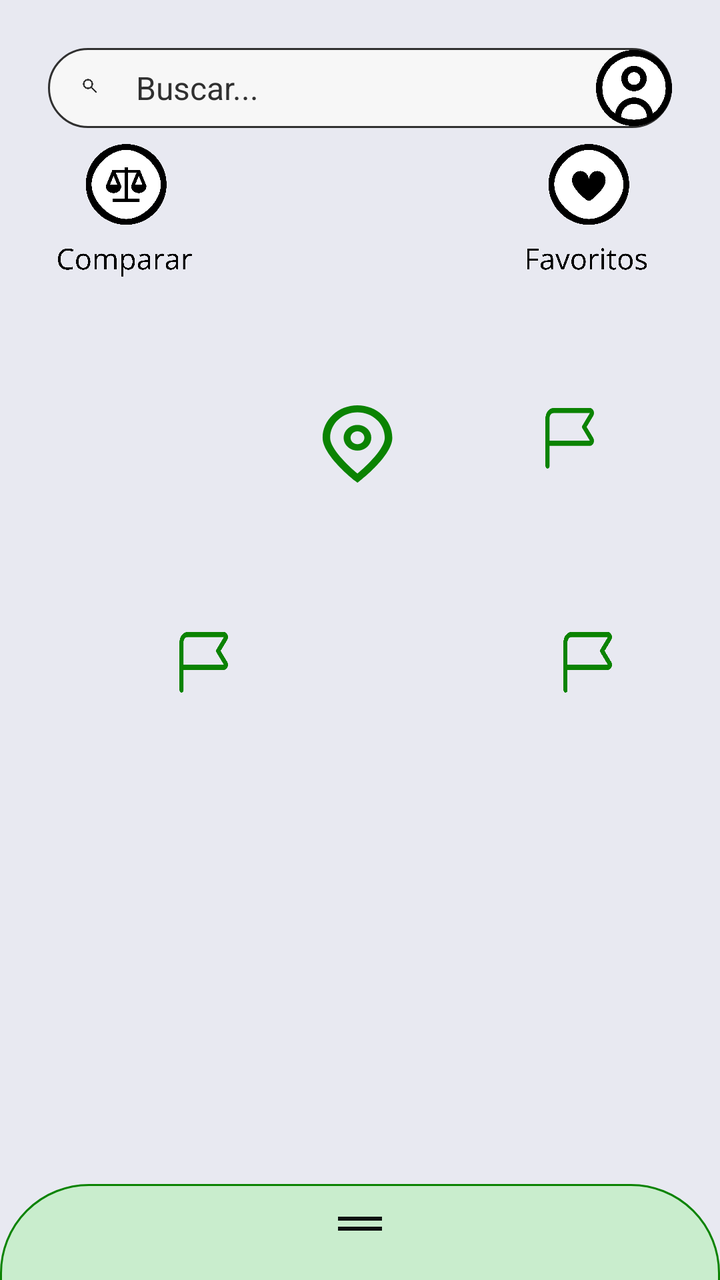
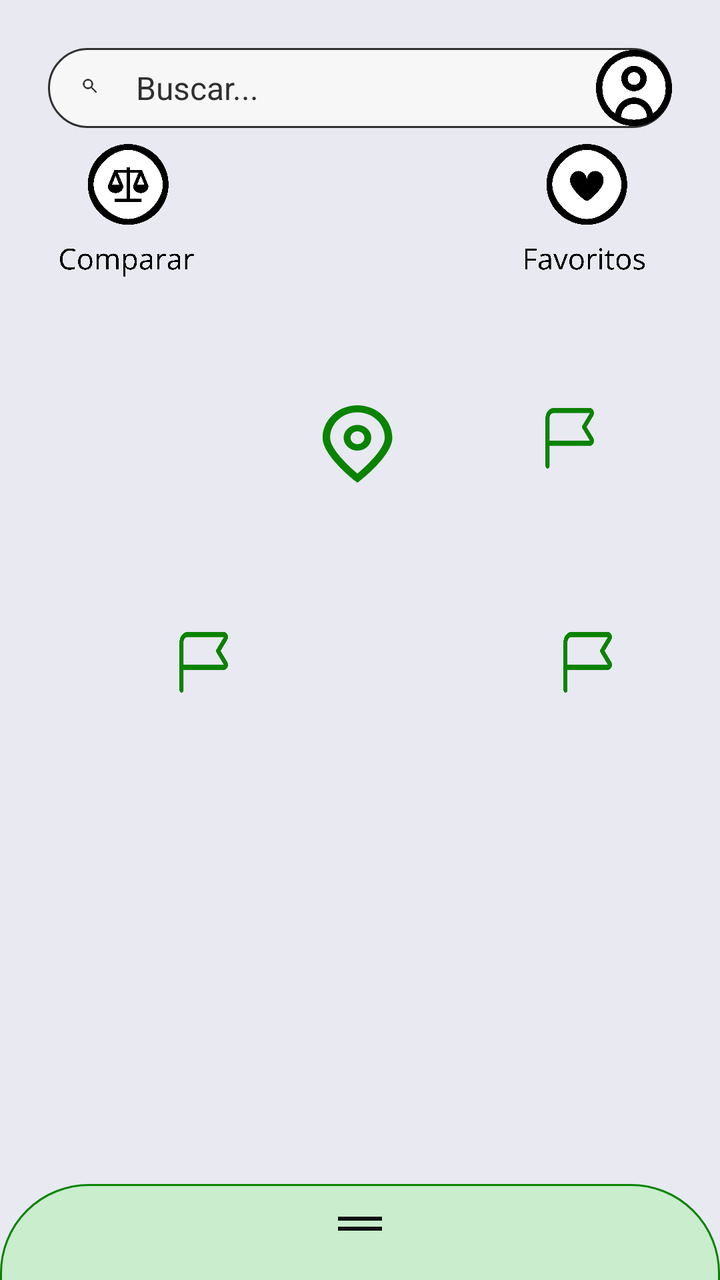

Two renders of the same Android screen: before a commit and after it. Below are the layout's source before the change and the commit's diff.
<!-- AndroidManifest.xml: application theme Theme.ApptosMetodologias -->
<!-- res/layout/activity_inicio.xml -->
<?xml version="1.0" encoding="utf-8"?>
<androidx.coordinatorlayout.widget.CoordinatorLayout xmlns:android="http://schemas.android.com/apk/res/android"
    xmlns:app="http://schemas.android.com/apk/res-auto"
    xmlns:tools="http://schemas.android.com/tools"
    android:id="@+id/main"
    android:layout_width="match_parent"
    android:layout_height="match_parent"
    android:background="@color/map_background"
    tools:context=".InicioActivity">

    
    <FrameLayout
        android:id="@+id/mapContainer"
        android:layout_width="match_parent"
        android:layout_height="match_parent"
        android:background="@color/map_background">

        <ImageButton
            android:id="@+id/btnUbicacion"
            android:layout_width="44dp"
            android:layout_height="44dp"
            android:layout_marginStart="158dp"
            android:layout_marginTop="200dp"
            android:background="?attr/selectableItemBackgroundBorderless"
            android:contentDescription="@string/cd_mi_ubicacion"
            android:scaleType="fitCenter"
            android:src="@drawable/ic_ubicacion" />

        <ImageButton
            android:id="@+id/btnBandera1"
            android:layout_width="44dp"
            android:layout_height="44dp"
            android:layout_marginStart="263dp"
            android:layout_marginTop="198dp"
            android:background="?attr/selectableItemBackgroundBorderless"
            android:contentDescription="@string/cd_restaurante_mapa"
            android:padding="6dp"
            android:scaleType="fitCenter"
            android:src="@drawable/ic_bandera" />

        <ImageButton
            android:id="@+id/btnBandera2"
            android:layout_width="44dp"
            android:layout_height="44dp"
            android:layout_marginStart="80dp"
            android:layout_marginTop="310dp"
            android:background="?attr/selectableItemBackgroundBorderless"
            android:contentDescription="@string/cd_restaurante_mapa"
            android:padding="6dp"
            android:scaleType="fitCenter"
            android:src="@drawable/ic_bandera" />

        <ImageButton
            android:id="@+id/btnBandera3"
            android:layout_width="44dp"
            android:layout_height="44dp"
            android:layout_marginStart="272dp"
            android:layout_marginTop="310dp"
            android:background="?attr/selectableItemBackgroundBorderless"
            android:contentDescription="@string/cd_restaurante_mapa"
            android:padding="6dp"
            android:scaleType="fitCenter"
            android:src="@drawable/ic_bandera" />
    </FrameLayout>

    
    <LinearLayout
        android:layout_width="match_parent"
        android:layout_height="wrap_content"
        android:orientation="vertical"
        android:paddingHorizontal="24dp"
        android:paddingTop="24dp">

        
        <LinearLayout
            android:layout_width="match_parent"
            android:layout_height="40dp"
            android:background="@drawable/bg_barra_busqueda"
            android:gravity="center_vertical"
            android:orientation="horizontal"
            android:paddingStart="12dp">

            <ImageView
                android:layout_width="20dp"
                android:layout_height="20dp"
                android:contentDescription="@string/cd_buscar"
                android:src="@drawable/ic_search" />

            <EditText
                android:id="@+id/etBuscar"
                android:layout_width="0dp"
                android:layout_height="match_parent"
                android:layout_marginStart="12dp"
                android:layout_weight="1"
                android:background="@null"
                android:hint="@string/inicio_buscar_hint"
                android:imeOptions="actionSearch"
                android:inputType="text"
                android:textColor="@color/text_primary"
                android:textColorHint="@color/neutral_650"
                android:textSize="16sp" />

            <ImageButton
                android:id="@+id/btnPerfil"
                android:layout_width="38dp"
                android:layout_height="38dp"
                android:background="?attr/selectableItemBackgroundBorderless"
                android:contentDescription="@string/cd_perfil"
                android:scaleType="fitCenter"
                android:src="@drawable/ic_perfil" />
        </LinearLayout>

        
        <FrameLayout
            android:layout_width="match_parent"
            android:layout_height="wrap_content"
            android:layout_marginTop="8dp">

            <LinearLayout
                android:id="@+id/btnComparar"
                android:layout_width="wrap_content"
                android:layout_height="wrap_content"
                android:layout_gravity="start"
                android:background="?attr/selectableItemBackground"
                android:clickable="true"
                android:focusable="true"
                android:gravity="center_horizontal"
                android:orientation="vertical">

                <ImageView
                    android:layout_width="wrap_content"
                    android:layout_height="70dp"
                    android:adjustViewBounds="true"
                    android:contentDescription="@string/inicio_comparar"
                    android:src="@drawable/ic_comparar" />
            </LinearLayout>

            <LinearLayout
                android:id="@+id/btnFavoritos"
                android:layout_width="wrap_content"
                android:layout_height="wrap_content"
                android:layout_gravity="end"
                android:background="?attr/selectableItemBackground"
                android:clickable="true"
                android:focusable="true"
                android:gravity="center_horizontal"
                android:orientation="vertical">

                <ImageView
                    android:layout_width="wrap_content"
                    android:layout_height="70dp"
                    android:adjustViewBounds="true"
                    android:contentDescription="@string/inicio_favoritos"
                    android:src="@drawable/ic_favoritos" />
            </LinearLayout>
        </FrameLayout>
    </LinearLayout>

    
    <LinearLayout
        android:id="@+id/bottomSheet"
        android:layout_width="match_parent"
        android:layout_height="match_parent"
        android:background="@drawable/bg_panel"
        android:orientation="vertical"
        app:behavior_expandedOffset="130dp"
        app:behavior_fitToContents="false"
        app:behavior_halfExpandedRatio="0.4"
        app:behavior_hideable="false"
        app:behavior_peekHeight="48dp"
        app:layout_behavior="com.google.android.material.bottomsheet.BottomSheetBehavior">

        
        <LinearLayout
            android:id="@+id/handle"
            android:layout_width="match_parent"
            android:layout_height="40dp"
            android:contentDescription="@string/cd_desplegar"
            android:gravity="center"
            android:orientation="vertical">

            <View
                android:layout_width="22dp"
                android:layout_height="2dp"
                android:background="@color/neutral_950" />

            <View
                android:layout_width="22dp"
                android:layout_height="2dp"
                android:layout_marginTop="3dp"
                android:background="@color/neutral_950" />
        </LinearLayout>

        
        <LinearLayout
            android:id="@+id/llCabeceraComparar"
            android:layout_width="match_parent"
            android:layout_height="wrap_content"
            android:gravity="center_vertical"
            android:orientation="horizontal"
            android:paddingStart="16dp"
            android:paddingEnd="8dp"
            android:visibility="gone">

            <TextView
                android:id="@+id/tvSeleccionados"
                android:layout_width="0dp"
                android:layout_height="wrap_content"
                android:layout_weight="1"
                android:fontFamily="sans-serif-medium"
                android:textColor="@color/text_primary"
                android:textSize="16sp" />

            <ImageButton
                android:id="@+id/btnCancelarComparar"
                android:layout_width="36dp"
                android:layout_height="36dp"
                android:background="?attr/selectableItemBackgroundBorderless"
                android:contentDescription="@string/cd_cerrar"
                android:padding="10dp"
                android:scaleType="fitCenter"
                android:src="@drawable/ic_cerrar" />
        </LinearLayout>

        
        <androidx.recyclerview.widget.RecyclerView
            android:id="@+id/rvRestaurantes"
            android:layout_width="match_parent"
            android:layout_height="0dp"
            android:layout_weight="1"
            android:clipToPadding="false"
            android:paddingHorizontal="8dp"
            android:paddingTop="4dp"
            android:paddingBottom="16dp"
            tools:listitem="@layout/item_restaurante" />

        
        <androidx.core.widget.NestedScrollView
            android:id="@+id/svComparacion"
            android:layout_width="match_parent"
            android:layout_height="0dp"
            android:layout_weight="1"
            android:visibility="gone">

            <LinearLayout
                android:layout_width="match_parent"
                android:layout_height="wrap_content"
                android:layout_margin="8dp"
                android:background="@drawable/bg_comparacion"
                android:orientation="vertical"
                android:padding="14dp">

                <include
                    android:id="@+id/comparacion1"
                    layout="@layout/item_comparacion"
                    android:layout_width="match_parent"
                    android:layout_height="216dp" />

                <include
                    android:id="@+id/comparacion2"
                    layout="@layout/item_comparacion"
                    android:layout_width="match_parent"
                    android:layout_height="216dp"
                    android:layout_marginTop="12dp" />
            </LinearLayout>
        </androidx.core.widget.NestedScrollView>
    </LinearLayout>

    
    <com.google.android.material.button.MaterialButton
        android:id="@+id/btnCompararFlotante"
        style="@style/Widget.App.Button.Primary"
        android:layout_gravity="top|center_horizontal"
        android:layout_marginBottom="10dp"
        android:text="@string/comparar_button"
        android:visibility="gone"
        app:layout_anchor="@id/bottomSheet"
        app:layout_anchorGravity="top|center_horizontal" />

</androidx.coordinatorlayout.widget.CoordinatorLayout>
<!-- res/layout/item_restaurante.xml (included above) -->
<?xml version="1.0" encoding="utf-8"?>
<LinearLayout xmlns:android="http://schemas.android.com/apk/res/android"
    android:layout_width="match_parent"
    android:layout_height="wrap_content"
    android:layout_marginBottom="20dp"
    android:background="@drawable/bg_tarjeta"
    android:clickable="true"
    android:focusable="true"
    android:foreground="?attr/selectableItemBackground"
    android:orientation="vertical"
    android:padding="8dp">

    
    <LinearLayout
        android:layout_width="match_parent"
        android:layout_height="wrap_content"
        android:gravity="center_vertical"
        android:orientation="horizontal">

        <LinearLayout
            android:layout_width="0dp"
            android:layout_height="wrap_content"
            android:layout_weight="1"
            android:orientation="vertical">

            <TextView
                android:id="@+id/tvNombre"
                android:layout_width="match_parent"
                android:layout_height="wrap_content"
                android:ellipsize="end"
                android:fontFamily="sans-serif-medium"
                android:maxLines="1"
                android:textColor="@color/text_primary"
                android:textSize="18sp" />

            <TextView
                android:id="@+id/tvHorarioDireccion"
                android:layout_width="match_parent"
                android:layout_height="wrap_content"
                android:ellipsize="end"
                android:fontFamily="sans-serif-light"
                android:maxLines="1"
                android:textColor="@color/neutral_650"
                android:textSize="14sp" />
        </LinearLayout>

        <TextView
            android:id="@+id/tvValoracion"
            android:layout_width="wrap_content"
            android:layout_height="wrap_content"
            android:layout_marginStart="5dp"
            android:fontFamily="sans-serif-medium"
            android:textColor="@color/amarillo_955"
            android:textSize="15sp" />

        <ImageButton
            android:id="@+id/btnReportar"
            android:layout_width="24dp"
            android:layout_height="24dp"
            android:layout_marginStart="5dp"
            android:background="?attr/selectableItemBackgroundBorderless"
            android:contentDescription="@string/cd_reportar"
            android:padding="4dp"
            android:scaleType="fitCenter"
            android:src="@drawable/ic_reportar" />

        <ImageButton
            android:id="@+id/btnFavorito"
            android:layout_width="24dp"
            android:layout_height="24dp"
            android:background="?attr/selectableItemBackgroundBorderless"
            android:contentDescription="@string/cd_favorito_add"
            android:padding="4dp"
            android:scaleType="fitCenter"
            android:src="@drawable/ic_favoritos_add" />
    </LinearLayout>

    
    <HorizontalScrollView
        android:layout_width="match_parent"
        android:layout_height="96dp"
        android:layout_marginTop="10dp"
        android:scrollbars="none">

        <LinearLayout
            android:layout_width="wrap_content"
            android:layout_height="match_parent"
            android:orientation="horizontal">

            <ImageView
                android:id="@+id/ivFoto1"
                android:layout_width="144dp"
                android:layout_height="match_parent"
                android:background="@color/neutral_250"
                android:contentDescription="@null"
                android:scaleType="centerCrop" />

            <ImageView
                android:id="@+id/ivFoto2"
                android:layout_width="144dp"
                android:layout_height="match_parent"
                android:layout_marginStart="8dp"
                android:background="@color/neutral_250"
                android:contentDescription="@null"
                android:scaleType="centerCrop" />

            <ImageView
                android:id="@+id/ivFoto3"
                android:layout_width="144dp"
                android:layout_height="match_parent"
                android:layout_marginStart="8dp"
                android:background="@color/neutral_250"
                android:contentDescription="@null"
                android:scaleType="centerCrop" />
        </LinearLayout>
    </HorizontalScrollView>
</LinearLayout>
<!-- res/layout/item_comparacion.xml (included above) -->
<?xml version="1.0" encoding="utf-8"?>
<LinearLayout xmlns:android="http://schemas.android.com/apk/res/android"
    android:layout_width="match_parent"
    android:layout_height="216dp"
    android:background="@drawable/bg_tarjeta_comparacion"
    android:orientation="vertical"
    android:paddingHorizontal="12dp"
    android:paddingVertical="10dp">

    
    <LinearLayout
        android:layout_width="match_parent"
        android:layout_height="wrap_content"
        android:gravity="center_vertical"
        android:orientation="horizontal">

        <LinearLayout
            android:layout_width="0dp"
            android:layout_height="wrap_content"
            android:layout_weight="1"
            android:orientation="vertical">

            <TextView
                android:id="@+id/tvCompNombre"
                android:layout_width="match_parent"
                android:layout_height="wrap_content"
                android:ellipsize="end"
                android:fontFamily="sans-serif-medium"
                android:maxLines="1"
                android:textColor="@color/text_primary"
                android:textSize="16sp" />

            <TextView
                android:id="@+id/tvCompHorario"
                android:layout_width="match_parent"
                android:layout_height="wrap_content"
                android:ellipsize="end"
                android:fontFamily="sans-serif-light"
                android:maxLines="1"
                android:textColor="@color/neutral_650"
                android:textSize="14sp" />
        </LinearLayout>

        <TextView
            android:id="@+id/tvCompValoracion"
            android:layout_width="wrap_content"
            android:layout_height="wrap_content"
            android:layout_marginStart="8dp"
            android:fontFamily="sans-serif-medium"
            android:textColor="@color/amarillo_955"
            android:textSize="16sp" />
    </LinearLayout>

    
    <LinearLayout
        android:layout_width="match_parent"
        android:layout_height="0dp"
        android:layout_marginTop="8dp"
        android:layout_weight="1"
        android:orientation="horizontal">

        <ImageView
            android:id="@+id/ivCompFoto"
            android:layout_width="112dp"
            android:layout_height="match_parent"
            android:background="@color/neutral_250"
            android:contentDescription="@null"
            android:scaleType="centerCrop" />

        <LinearLayout
            android:layout_width="0dp"
            android:layout_height="match_parent"
            android:layout_marginStart="10dp"
            android:layout_weight="1"
            android:background="@drawable/bg_caja_datos"
            android:orientation="vertical"
            android:padding="10dp">

            <LinearLayout
                android:layout_width="match_parent"
                android:layout_height="wrap_content"
                android:orientation="horizontal">

                <TextView
                    android:layout_width="0dp"
                    android:layout_height="wrap_content"
                    android:layout_weight="1"
                    android:fontFamily="sans-serif-medium"
                    android:text="@string/platos_aptos"
                    android:textColor="@color/text_primary"
                    android:textSize="10sp" />

                <TextView
                    android:id="@+id/tvCompPlatosAptos"
                    android:layout_width="wrap_content"
                    android:layout_height="wrap_content"
                    android:textColor="@color/text_primary"
                    android:textSize="10sp"
                    android:textStyle="bold" />
            </LinearLayout>

            
            <LinearLayout
                android:id="@+id/llCompPlatos"
                android:layout_width="match_parent"
                android:layout_height="wrap_content"
                android:layout_marginTop="8dp"
                android:orientation="vertical" />
        </LinearLayout>
    </LinearLayout>
</LinearLayout>
<!-- resources referenced by this layout -->
<resources>
  <color name="amarillo_955">#FFAA00</color>
  <color name="map_background">#E8E9F1</color>
  <color name="neutral_250">#CBCFCD</color>
  <color name="neutral_650">#303030</color>
  <color name="neutral_950">#0F1311</color>
  <color name="text_primary">@color/neutral_950</color>
  <!-- drawable bg_caja_datos (drawable) -->
  <?xml version="1.0" encoding="utf-8"?>
  <shape xmlns:android="http://schemas.android.com/apk/res/android" android:shape="rectangle">
      <solid android:color="@color/neutral_075" />
      <stroke android:width="1dp" android:color="@color/verde_950" />
  </shape>
  <!-- drawable bg_comparacion (drawable) -->
  <?xml version="1.0" encoding="utf-8"?>
  <shape xmlns:android="http://schemas.android.com/apk/res/android" android:shape="rectangle">
      <solid android:color="@color/comparacion_fondo" />
      <stroke android:width="1dp" android:color="@color/neutral_550" />
      <corners android:radius="14dp" />
  </shape>
  <!-- drawable bg_tarjeta (drawable) -->
  <?xml version="1.0" encoding="utf-8"?>
  <shape xmlns:android="http://schemas.android.com/apk/res/android" android:shape="rectangle">
      <solid android:color="@color/neutral_075" />
      <stroke android:width="1dp" android:color="@color/verde_550" />
      <corners android:radius="4dp" />
  </shape>
  <!-- drawable bg_tarjeta_comparacion (drawable) -->
  <?xml version="1.0" encoding="utf-8"?>
  <shape xmlns:android="http://schemas.android.com/apk/res/android" android:shape="rectangle">
      <solid android:color="@color/neutral_075" />
      <stroke android:width="1.5dp" android:color="@color/verde_800" />
      <corners android:radius="4dp" />
  </shape>
  <string name="cd_buscar">Buscar</string>
  <string name="cd_cerrar">Cerrar</string>
  <string name="cd_desplegar">Desplegar lista de restaurantes</string>
  <string name="cd_favorito_add">Añadir a favoritos</string>
  <string name="cd_mi_ubicacion">Mi ubicación</string>
  <string name="cd_perfil">Perfil</string>
  <string name="cd_reportar">Reportar</string>
  <string name="cd_restaurante_mapa">Restaurante en el mapa</string>
  <string name="comparar_button">Comparar</string>
  <string name="inicio_buscar_hint">Buscar...</string>
  <string name="inicio_comparar">Comparar</string>
  <string name="inicio_favoritos">Favoritos</string>
  <string name="platos_aptos">Cantidad de platos aptos</string>
  <style name="Theme.ApptosMetodologias" parent="Base.Theme.ApptosMetodologias" />
  <color name="neutral_075">#F7F7F7</color>
  <color name="verde_950">#0B8302</color>
  <color name="comparacion_fondo">#EEF1F3</color>
  <color name="neutral_550">#999C9A</color>
  <color name="verde_450">#C9EDCD</color>
  <color name="verde_550">#A3E1A9</color>
  <color name="verde_800">#03B45C</color>
  <color name="primary_green">@color/verde_950</color>
  <color name="on_primary">@color/white</color>
  <color name="background">@color/white</color>
  <color name="white">#FFFFFFFF</color>
  <!-- unchanged entries left out for length: 13 -->
</resources>

<!-- the commit's change to res/layout/activity_inicio.xml (unified diff, before → after) -->
@@ -71,7 +71,6 @@
         android:paddingHorizontal="24dp"
         android:paddingTop="24dp">
 
-        
         <LinearLayout
             android:layout_width="match_parent"
             android:layout_height="40dp"
@@ -110,11 +109,12 @@
                 android:src="@drawable/ic_perfil" />
         </LinearLayout>
 
-        
         <FrameLayout
             android:layout_width="match_parent"
             android:layout_height="wrap_content"
-            android:layout_marginTop="8dp">
+            android:layout_marginStart="1dp"
+            android:layout_marginTop="8dp"
+            android:layout_marginEnd="1dp">
 
             <LinearLayout
                 android:id="@+id/btnComparar"
@@ -262,6 +262,181 @@
                     android:layout_width="match_parent"
                     android:layout_height="216dp"
                     android:layout_marginTop="12dp" />
+            </LinearLayout>
+        </androidx.core.widget.NestedScrollView>
+
+        
+        <androidx.core.widget.NestedScrollView
+            android:id="@+id/svDetalle"
+            android:layout_width="match_parent"
+            android:layout_height="0dp"
+            android:layout_weight="1"
+            android:visibility="gone">
+
+            <LinearLayout
+                android:layout_width="match_parent"
+                android:layout_height="wrap_content"
+                android:orientation="vertical"
+                android:paddingBottom="16dp">
+
+                <include
+                    android:id="@+id/detalleTarjeta"
+                    layout="@layout/item_restaurante"
+                    android:layout_width="match_parent"
+                    android:layout_height="wrap_content"
+                    android:layout_marginHorizontal="8dp"
+                    android:layout_marginBottom="0dp" />
+
+                <LinearLayout
+                    android:layout_width="match_parent"
+                    android:layout_height="wrap_content"
+                    android:background="@color/white"
+                    android:orientation="vertical">
+
+                    <com.google.android.material.tabs.TabLayout
+                        android:id="@+id/tabsDetalle"
+                        android:layout_width="match_parent"
+                        android:layout_height="wrap_content"
+                        android:background="@color/white"
+                        app:tabIconTint="@color/tab_icon_color"
+                        app:tabIndicatorColor="@color/verde_950"
+                        app:tabIndicatorFullWidth="true"
+                        app:tabInlineLabel="false"
+                        app:tabSelectedTextColor="@color/verde_950"
+                        app:tabTextColor="@color/neutral_650">
+
+                        <com.google.android.material.tabs.TabItem
+                            android:layout_width="wrap_content"
+                            android:layout_height="wrap_content"
+                            android:icon="@drawable/ic_menu"
+                            android:text="@string/tab_menu" />
+
+                        <com.google.android.material.tabs.TabItem
+                            android:layout_width="wrap_content"
+                            android:layout_height="wrap_content"
+                            android:icon="@drawable/ic_resenas"
+                            android:text="@string/tab_resenas" />
+                    </com.google.android.material.tabs.TabLayout>
+
+                    
+                    <LinearLayout
+                        android:id="@+id/llMenu"
+                        android:layout_width="match_parent"
+                        android:layout_height="wrap_content"
+                        android:orientation="vertical">
+
+                        <LinearLayout
+                            android:layout_width="match_parent"
+                            android:layout_height="wrap_content"
+                            android:gravity="center_vertical"
+                            android:orientation="horizontal"
+                            android:paddingHorizontal="48dp"
+                            android:paddingTop="12dp">
+
+                            <TextView
+                                android:id="@+id/tvPrecioMin"
+                                android:layout_width="wrap_content"
+                                android:layout_height="wrap_content"
+                                android:textColor="@color/neutral_650"
+                                android:textSize="12sp" />
+
+                            <com.google.android.material.slider.RangeSlider
+                                android:id="@+id/rsPrecio"
+                                android:layout_width="0dp"
+                                android:layout_height="wrap_content"
+                                android:layout_weight="1"
+                                android:stepSize="1"
+                                android:valueFrom="1"
+                                android:valueTo="100"
+                                app:haloColor="@color/verde_450"
+                                app:labelBehavior="gone"
+                                app:thumbColor="@color/verde_950"
+                                app:trackColorActive="@color/verde_950"
+                                app:trackColorInactive="@color/neutral_250" />
+
+                            <TextView
+                                android:id="@+id/tvPrecioMax"
+                                android:layout_width="wrap_content"
+                                android:layout_height="wrap_content"
+                                android:textColor="@color/neutral_650"
+                                android:textSize="12sp" />
+                        </LinearLayout>
+
+                        <LinearLayout
+                            android:id="@+id/llPlatosMenu"
+                            android:layout_width="match_parent"
+                            android:layout_height="wrap_content"
+                            android:layout_marginTop="8dp"
+                            android:background="@color/verde_350"
+                            android:orientation="vertical"
+                            android:paddingHorizontal="48dp"
+                            android:paddingBottom="12dp" />
+
+                        <TextView
+                            android:id="@+id/tvMenuVacio"
+                            android:layout_width="match_parent"
+                            android:layout_height="wrap_content"
+                            android:gravity="center"
+                            android:padding="16dp"
+                            android:text="@string/menu_vacio"
+                            android:textColor="@color/neutral_650"
+                            android:textSize="14sp"
+                            android:visibility="gone" />
+                    </LinearLayout>
+
+                    
+                    <LinearLayout
+                        android:id="@+id/llResenas"
+                        android:layout_width="match_parent"
+                        android:layout_height="wrap_content"
+                        android:orientation="vertical"
+                        android:visibility="gone">
+
+                        <LinearLayout
+                            android:layout_width="match_parent"
+                            android:layout_height="wrap_content"
+                            android:background="@color/verde_350"
+                            android:gravity="center_horizontal"
+                            android:orientation="vertical"
+                            android:paddingVertical="12dp">
+
+                            <RatingBar
+                                android:id="@+id/rbNuevaResena"
+                                android:layout_width="wrap_content"
+                                android:layout_height="wrap_content"
+                                android:numStars="5"
+                                android:progressBackgroundTint="@color/neutral_250"
+                                android:progressTint="@color/amarillo_950"
+                                android:rating="0"
+                                android:secondaryProgressTint="@color/amarillo_950"
+                                android:stepSize="1" />
+
+                            <TextView
+                                android:id="@+id/tvAnadirComentario"
+                                android:layout_width="wrap_content"
+                                android:layout_height="wrap_content"
+                                android:background="?attr/selectableItemBackground"
+                                android:clickable="true"
+                                android:focusable="true"
+                                android:padding="8dp"
+                                android:text="@string/resena_anadir"
+                                android:textColor="@color/neutral_650"
+                                android:textSize="16sp"
+                                android:textStyle="bold" />
+                        </LinearLayout>
+
+                        <View
+                            android:layout_width="match_parent"
+                            android:layout_height="2dp"
+                            android:background="@color/verde_550" />
+
+                        <LinearLayout
+                            android:id="@+id/llListaResenas"
+                            android:layout_width="match_parent"
+                            android:layout_height="wrap_content"
+                            android:orientation="vertical" />
+                    </LinearLayout>
+                </LinearLayout>
             </LinearLayout>
         </androidx.core.widget.NestedScrollView>
     </LinearLayout>
<!-- resource entries referenced after the edit -->
@@ -1,11 +1,13 @@
 <!-- resources referenced by this layout -->
 <resources>
+  <color name="amarillo_950">#FFE100</color>
   <color name="amarillo_955">#FFAA00</color>
   <color name="map_background">#E8E9F1</color>
   <color name="neutral_250">#CBCFCD</color>
   <color name="neutral_650">#303030</color>
   <color name="neutral_950">#0F1311</color>
   <color name="text_primary">@color/neutral_950</color>
+  <color name="verde_350">#F0FAF1</color>
   <!-- drawable bg_caja_datos (drawable) -->
   <?xml version="1.0" encoding="utf-8"?>
   <shape xmlns:android="http://schemas.android.com/apk/res/android" android:shape="rectangle">
@@ -33,6 +35,17 @@
       <stroke android:width="1.5dp" android:color="@color/verde_800" />
       <corners android:radius="4dp" />
   </shape>
+  <!-- drawable ic_menu: vector/xml drawable (drawable, 2239 chars, omitted) -->
+  <!-- drawable ic_resenas (drawable) -->
+  <vector xmlns:android="http://schemas.android.com/apk/res/android"
+      android:width="15dp"
+      android:height="15dp"
+      android:viewportWidth="15"
+      android:viewportHeight="15">
+    <path
+        android:pathData="M3.398,15.004L2.496,14.29L4.129,9.102L0,6.238V5.001H5.419L6.894,0H8.11L9.585,5.001H15.004V6.233L10.874,9.176L12.537,14.303L11.588,14.989L7.502,11.68L3.398,15.004Z"
+        android:fillColor="#0F1311"/>
+  </vector>
   <string name="cd_buscar">Buscar</string>
   <string name="cd_cerrar">Cerrar</string>
   <string name="cd_desplegar">Desplegar lista de restaurantes</string>
@@ -45,7 +58,11 @@
   <string name="inicio_buscar_hint">Buscar...</string>
   <string name="inicio_comparar">Comparar</string>
   <string name="inicio_favoritos">Favoritos</string>
+  <string name="menu_vacio">No hay platos en este rango de precio</string>
   <string name="platos_aptos">Cantidad de platos aptos</string>
+  <string name="resena_anadir"><u>Añadir comentario</u></string>
+  <string name="tab_menu">Menú</string>
+  <string name="tab_resenas">Reseñas</string>
   <style name="Theme.ApptosMetodologias" parent="Base.Theme.ApptosMetodologias" />
   <color name="neutral_075">#F7F7F7</color>
   <color name="verde_950">#0B8302</color>
